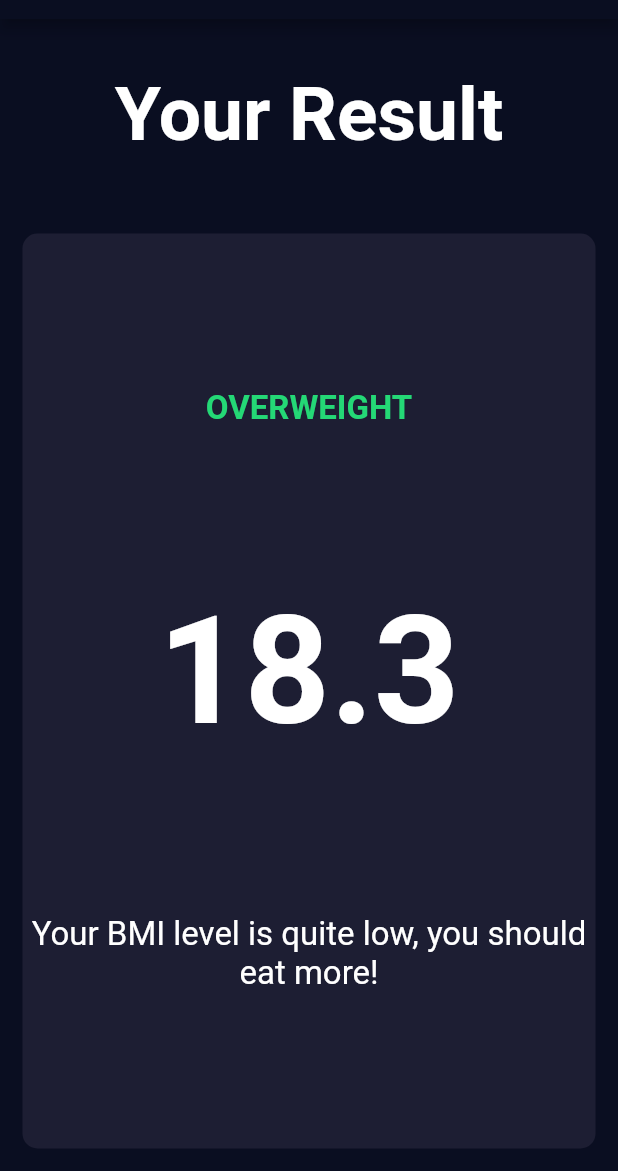
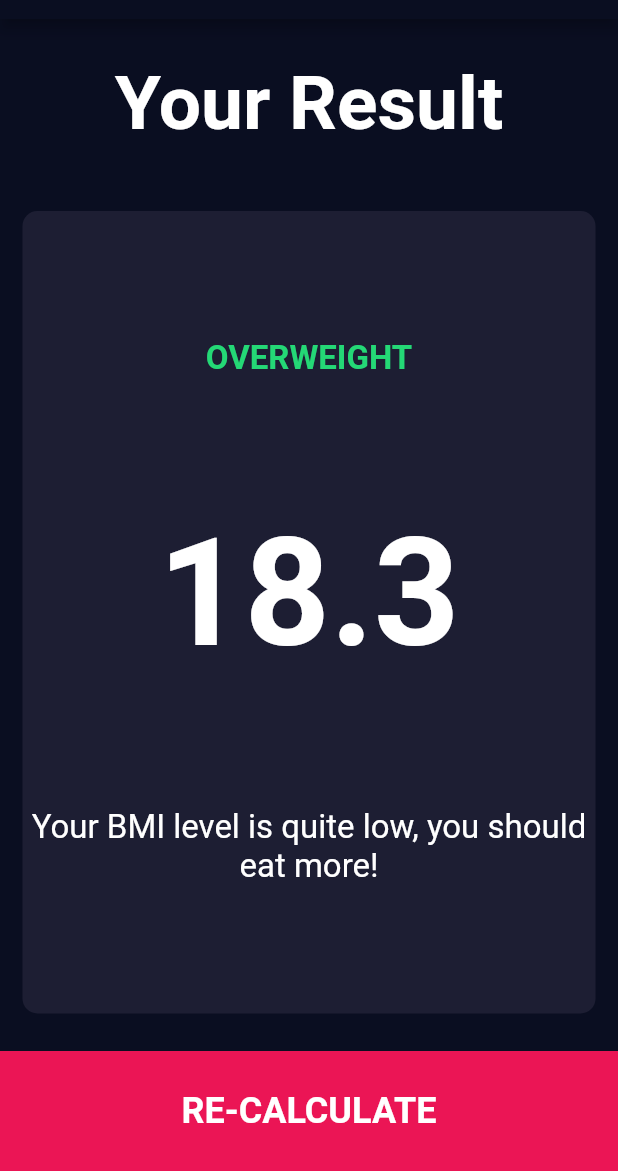
Before and after one commit to rashidrazak/flutter-bmi-calculator, a Flutter app: the ResultPage screen opened directly, on a phone screen of 412 x 824 dp, the part 65-1236 px from its top. Run offline on Flutter 3.47's test engine with Material 2 defaults, Android fonts, the phone set to English and light mode, and no system bars; our stand-ins replace font_awesome_flutter.

Commit message:
Add BottomButton to ResultPage.

```diff
--- a/lib/result_page.dart
+++ b/lib/result_page.dart
@@ -1,6 +1,7 @@
 import 'package:flutter/material.dart';
 import 'constants.dart';
 import 'reusable_card.dart';
+import 'bottom_button.dart';
 
 class ResultPage extends StatelessWidget {
   @override
@@ -48,7 +49,12 @@ class ResultPage extends StatelessWidget {
                 ],
               ),
             ),
-          )
+          ),
+          BottomButton(
+              onTap: () {
+                Navigator.pop(context);
+              },
+              buttonTitle: 'RE-CALCULATE'),
         ],
       ),
     );
```
